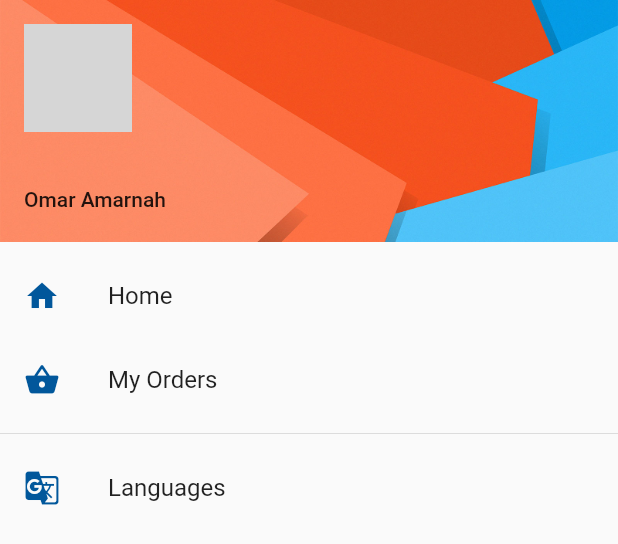
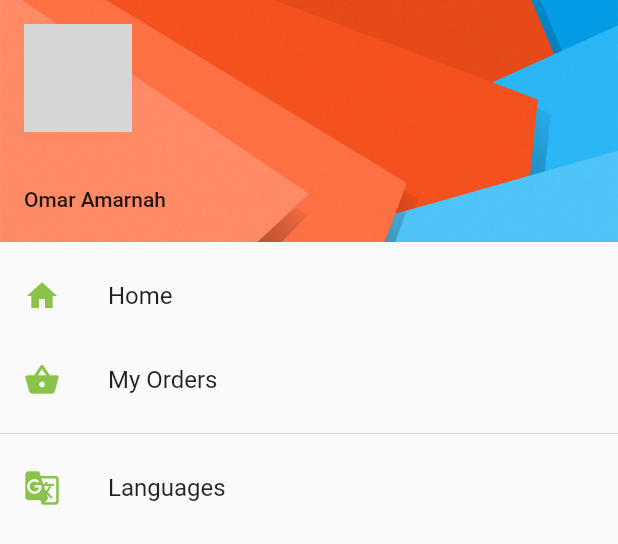
Before and after one commit to SundosAlTamimi/AdminCarStoreFlutterFalcons, a Flutter app: the AppDrawer widget shown alone on an empty page, opened directly, on a phone screen of 412 x 824 dp. Shown: the top 544 px of the screen. Run offline on Flutter 3.47's test engine with Material 2 defaults, Android fonts, the phone set to English and light mode, and no system bars; our stand-ins replace rflutter_alert, shared_preferences; missing offline and left inert: mdi; accounts and stored records are empty; network calls fail; Roboto replaces fonts that are missing (Dubai); grey boxes are pictures that could not be loaded.

Commit message:
Admin V3 update

```diff
--- a/lib/View/Home.dart
+++ b/lib/View/Home.dart
@@ -80,7 +80,7 @@ class _HomeState extends State<Home> {
           });
         },
         backgroundColor: Colors.lightGreen,
-        child: Icon(Icons.add),
+        child: Icon(Icons.add , color:Colors.white),
       ),
     );
   }
--- a/lib/View/MyOrdersStoreDetails.dart
+++ b/lib/View/MyOrdersStoreDetails.dart
@@ -23,9 +23,6 @@ var run = true;
 class _MyOrdersStoreDetailsState extends State<MyOrdersStoreDetails> {
 
   var orders = new List<MyOrdersModule>();
-  int quantity = 0;
-  IconData faverats ;
-  var runbefore = true;
   String serialNo;
   String vouchNo;
   List<Color> colorStates = new List<Color>();
@@ -67,7 +64,6 @@ class _MyOrdersStoreDetailsState extends State<MyOrdersStoreDetails> {
   }
 
   getMyOrderStoreDetails() async{
-    runbefore = true;
     await API.getMyOrderStoreDetails(serialNo , vouchNo).then((response) {
       setState(() {
         userStore = response;
@@ -149,7 +145,7 @@ class _MyOrdersStoreDetailsState extends State<MyOrdersStoreDetails> {
           ),
         ],
       ),
-      height: 130,
+      height: 150,
       child: Row(
         children: <Widget>[
           Container(
--- a/lib/View/drawer.dart
+++ b/lib/View/drawer.dart
@@ -4,6 +4,8 @@ import 'dart:typed_data';
 import 'package:flutter/material.dart';
 import 'package:rflutter_alert/rflutter_alert.dart';
 import 'package:shared_preferences/shared_preferences.dart';
+
+import '../app_localizations.dart';
 
 class AppDrawer extends StatefulWidget {
   @override
@@ -49,7 +51,7 @@ class AppDrawerState extends State<AppDrawer> {
                 leading: Icon(Icons.home, color: Theme
                     .of(context)
                     .accentColor),
-                title: Text('Home'),
+                title: Text(AppLocalizations.of(context).translate('Home')),
                 onTap: () {
                   //Navigator.pop(context);
                   Navigator.pushReplacementNamed(context, '/');
@@ -60,9 +62,9 @@ class AppDrawerState extends State<AppDrawer> {
                     color: Theme
                         .of(context)
                         .accentColor),
-                title: Text('My Orders'),
+                title: Text(AppLocalizations.of(context).translate('MyOrders')),
                 onTap: () {
-                  Navigator.pushNamed(context , '/myOrder');
+                  Navigator.pushNamed(context, '/myOrder');
                 },
               ),
               Divider(),
@@ -71,7 +73,7 @@ class AppDrawerState extends State<AppDrawer> {
                     color: Theme
                         .of(context)
                         .accentColor),
-                title: Text('Languages'),
+                title: Text(AppLocalizations.of(context).translate('Languages')),
                 onTap: () {
                 },
               ),
--- a/lib/main.dart
+++ b/lib/main.dart
@@ -14,7 +14,7 @@ void main() {
         debugShowCheckedModeBanner: false,
         theme: ThemeData(
             primaryColor: Colors.lightGreen,
-            accentColor: Colors.lightBlue[900],
+            accentColor: Colors.lightGreen,
             fontFamily: locale.languageCode == 'ar' ? 'Dubai' : 'Lato'),
         supportedLocales: [
             Locale('en', 'GB'),
```
Also changed, not shown: assets/translations/ar.json (+9 -1 lines), assets/translations/en.json (+7 -1 lines), lib/View/MyOrders.dart (+4 -23 lines), lib/View/MyOrdersStore.dart (+5 -5 lines).
